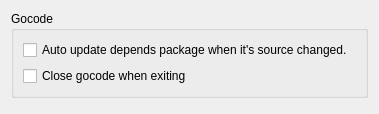
Qt form liteidex/src/plugins/golangcode/golangcodeoption.ui (visualfc/liteide) before a commit.
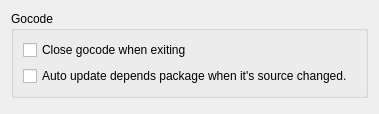
The same form after that commit.

The edit to the form file:
```diff
--- a/liteidex/src/plugins/golangcode/golangcodeoption.ui
+++ b/liteidex/src/plugins/golangcode/golangcodeoption.ui
@@ -21,16 +21,16 @@
      </property>
      <layout class="QVBoxLayout" name="verticalLayout">
       <item>
-       <widget class="QCheckBox" name="autoUpPkgCheckBox">
+       <widget class="QCheckBox" name="exitCloseCheckBox">
         <property name="text">
-         <string>Auto update depends package when it's source changed.</string>
+         <string>Close gocode when exiting</string>
         </property>
        </widget>
       </item>
       <item>
-       <widget class="QCheckBox" name="exitCloseCheckBox">
+       <widget class="QCheckBox" name="autoUpPkgCheckBox">
         <property name="text">
-         <string>Close gocode when exiting</string>
+         <string>Auto update depends package when it's source changed.</string>
         </property>
        </widget>
       </item>
```
